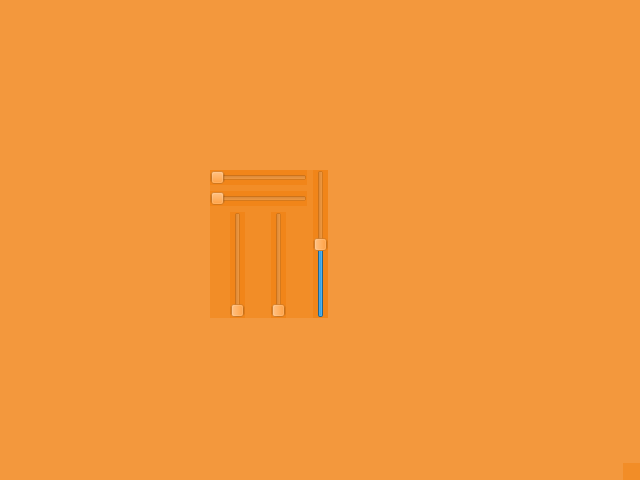
Above: SRC/overlayeditor.ui from aklakina/EliteMoney before the change. Below: the same form after it.
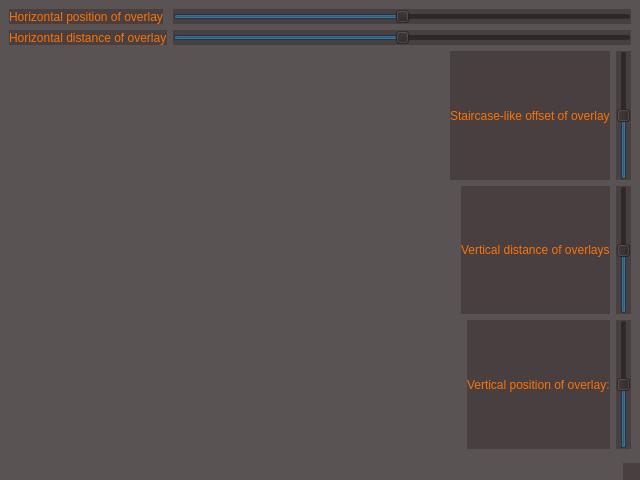
That is the form after the change.

```diff
--- a/SRC/overlayeditor.ui
+++ b/SRC/overlayeditor.ui
@@ -14,26 +14,22 @@
    <string>MainWindow</string>
   </property>
   <property name="styleSheet">
-   <string notr="true">background-color: rgba(240, 123, 5, 100);
-border-color: rgba(255, 255, 255, 0);
-gridline-color: rgba(255, 255, 255, 0);</string>
+   <string notr="true">color: rgb(255, 113, 0);
+background-color: rgba(43, 34, 34, 100);
+selection-background-color: rgba(10, 139, 214, 120);</string>
   </property>
   <widget class="QWidget" name="centralwidget">
-   <widget class="QWidget" name="layoutWidget">
-    <property name="geometry">
-     <rect>
-      <x>210</x>
-      <y>170</y>
-      <width>118</width>
-      <height>148</height>
-     </rect>
-    </property>
-    <layout class="QHBoxLayout" name="horizontalLayout_2">
-     <item>
-      <layout class="QVBoxLayout" name="verticalLayout_2">
-       <item>
         <layout class="QVBoxLayout" name="verticalLayout">
          <item>
+     <layout class="QFormLayout" name="formLayout">
+      <item row="0" column="0">
+       <widget class="QLabel" name="label_4">
+        <property name="text">
+         <string>Horizontal position of overlay</string>
+        </property>
+       </widget>
+      </item>
+      <item row="0" column="1">
           <widget class="QSlider" name="horizontalSlider">
            <property name="statusTip">
             <string>Horizontal position of stat labels: </string>
@@ -41,6 +37,9 @@
            <property name="whatsThis">
             <string>Horizontal position of stat labels</string>
            </property>
+        <property name="minimum">
+         <number>-2000</number>
+        </property>
            <property name="maximum">
             <number>2000</number>
            </property>
@@ -49,7 +48,14 @@
            </property>
           </widget>
          </item>
-         <item>
+      <item row="1" column="0">
+       <widget class="QLabel" name="label_3">
+        <property name="text">
+         <string>Horizontal distance of overlay</string>
+        </property>
+       </widget>
+      </item>
+      <item row="1" column="1">
           <widget class="QSlider" name="horizontalSlider_2">
            <property name="statusTip">
             <string>Distance between name and value: </string>
@@ -57,6 +63,12 @@
            <property name="whatsThis">
             <string>Distance between name and value</string>
            </property>
+        <property name="minimum">
+         <number>-2000</number>
+        </property>
+        <property name="maximum">
+         <number>2000</number>
+        </property>
            <property name="orientation">
             <enum>Qt::Horizontal</enum>
            </property>
@@ -66,41 +78,12 @@
        </item>
        <item>
         <layout class="QHBoxLayout" name="horizontalLayout">
-         <item>
-          <widget class="QSlider" name="verticalSlider">
-           <property name="statusTip">
-            <string>Vertical position of Stat labels: </string>
-           </property>
-           <property name="whatsThis">
-            <string>Vertical position of Stat labels</string>
-           </property>
-           <property name="maximum">
-            <number>2000</number>
-           </property>
-           <property name="orientation">
-            <enum>Qt::Vertical</enum>
-           </property>
-          </widget>
-         </item>
-         <item>
-          <widget class="QSlider" name="verticalSlider_2">
-           <property name="statusTip">
-            <string>Vertical distance of labels: </string>
-           </property>
-           <property name="whatsThis">
-            <string>Vertical distance of labels</string>
-           </property>
-           <property name="maximum">
-            <number>2000</number>
-           </property>
-           <property name="orientation">
-            <enum>Qt::Vertical</enum>
-           </property>
-          </widget>
-         </item>
-        </layout>
-       </item>
-      </layout>
+      <item alignment="Qt::AlignRight">
+       <widget class="QLabel" name="label_5">
+        <property name="text">
+         <string>Staircase-like offset of overlay</string>
+        </property>
+       </widget>
      </item>
      <item>
       <widget class="QSlider" name="verticalSlider_3">
@@ -122,7 +105,68 @@
       </widget>
      </item>
     </layout>
-   </widget>
+    </item>
+    <item>
+     <layout class="QHBoxLayout" name="horizontalLayout_3">
+      <item alignment="Qt::AlignRight">
+       <widget class="QLabel" name="label_2">
+        <property name="text">
+         <string>Vertical distance of overlays</string>
+        </property>
+       </widget>
+      </item>
+      <item>
+       <widget class="QSlider" name="verticalSlider_2">
+        <property name="statusTip">
+         <string>Vertical distance of labels: </string>
+        </property>
+        <property name="whatsThis">
+         <string>Vertical distance of labels</string>
+        </property>
+        <property name="minimum">
+         <number>-2000</number>
+        </property>
+        <property name="maximum">
+         <number>2000</number>
+        </property>
+        <property name="orientation">
+         <enum>Qt::Vertical</enum>
+        </property>
+       </widget>
+      </item>
+     </layout>
+    </item>
+    <item>
+     <layout class="QHBoxLayout" name="horizontalLayout_2">
+      <item alignment="Qt::AlignRight">
+       <widget class="QLabel" name="label">
+        <property name="text">
+         <string>Vertical position of overlay:</string>
+        </property>
+       </widget>
+      </item>
+      <item>
+       <widget class="QSlider" name="verticalSlider">
+        <property name="statusTip">
+         <string>Vertical position of Stat labels: </string>
+        </property>
+        <property name="whatsThis">
+         <string>Vertical position of Stat labels</string>
+        </property>
+        <property name="minimum">
+         <number>-2000</number>
+        </property>
+        <property name="maximum">
+         <number>2000</number>
+        </property>
+        <property name="orientation">
+         <enum>Qt::Vertical</enum>
+        </property>
+       </widget>
+      </item>
+     </layout>
+    </item>
+   </layout>
   </widget>
   <widget class="QMenuBar" name="menubar">
    <property name="geometry">
```
Lines whose indentation alone changed are shown as unchanged.
